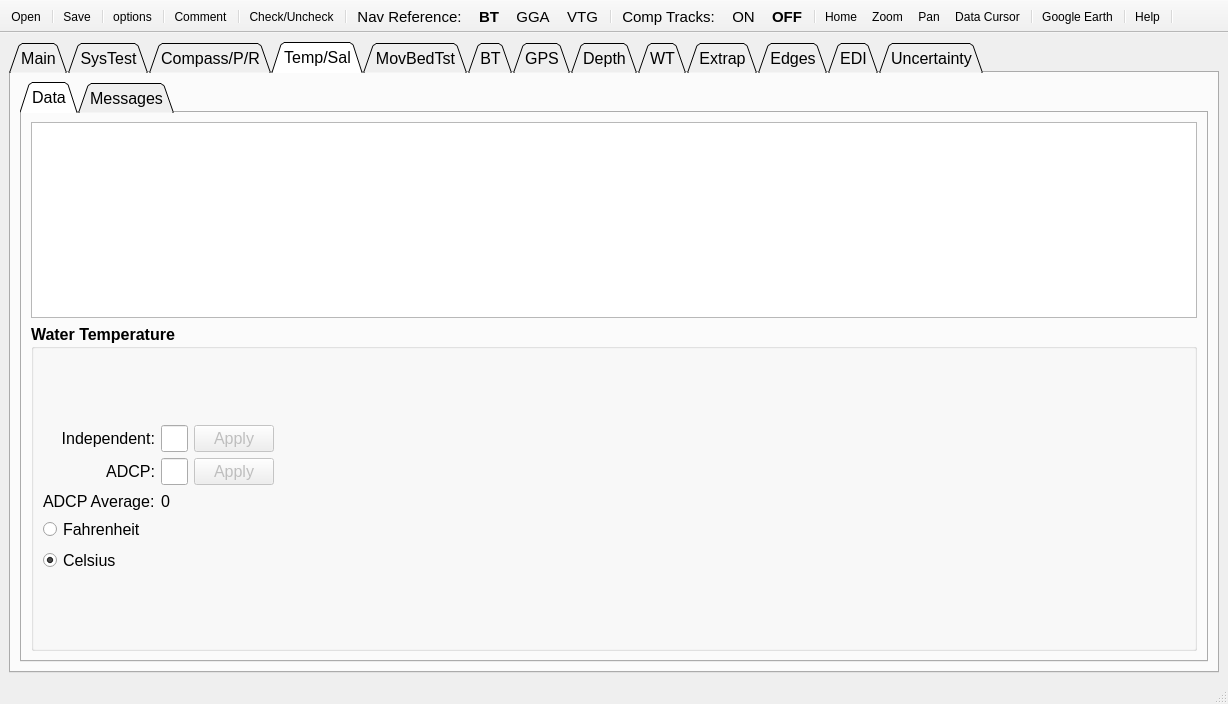
Old version of the form UI/QRev_gui.ui in the repository Sana-hammemi/qrevint.
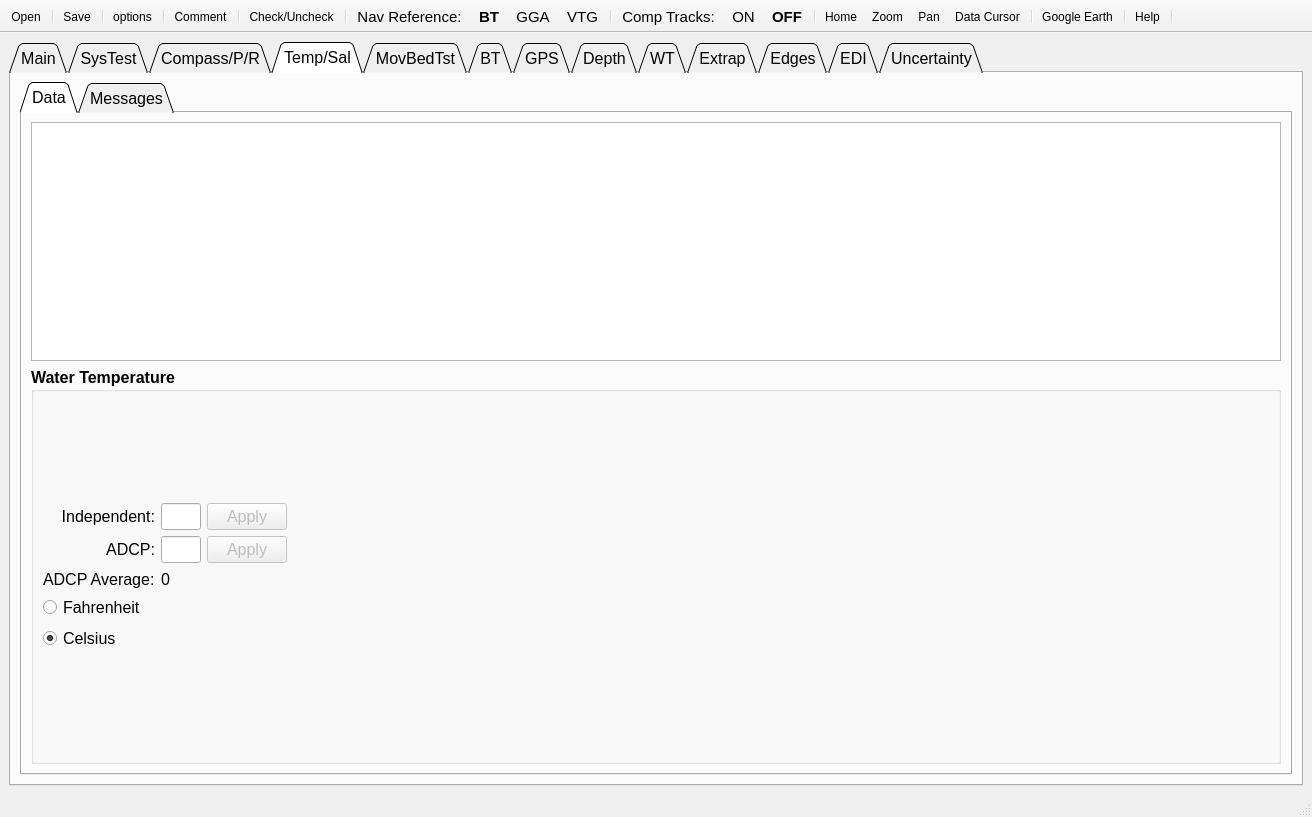
New version of the form. The open tabs and pages were chosen to show the change. Icons and pictures are not drawn.

Commit message: Edited LICENSE, README, QRev.spec, code.json, file_version_info.txt Modified QRev_gui.ui to use new icon

```diff
--- a/UI/QRev_gui.ui
+++ b/UI/QRev_gui.ui
@@ -6,8 +6,8 @@
    <rect>
     <x>0</x>
     <y>0</y>
-    <width>1228</width>
-    <height>674</height>
+    <width>1312</width>
+    <height>817</height>
    </rect>
   </property>
   <property name="palette">
@@ -1092,6 +1092,7 @@
                <widget class="QGroupBox" name="gb_temp">
                 <property name="font">
                  <font>
+                  <pointsize>12</pointsize>
                   <weight>75</weight>
                   <bold>true</bold>
                  </font>
@@ -1123,6 +1124,7 @@
                         <widget class="QLabel" name="label_independent">
                          <property name="font">
                           <font>
+                           <pointsize>12</pointsize>
                            <weight>50</weight>
                            <bold>false</bold>
                           </font>
@@ -1139,6 +1141,7 @@
                         <widget class="QLineEdit" name="ed_user_temp">
                          <property name="font">
                           <font>
+                           <pointsize>12</pointsize>
                            <weight>50</weight>
                            <bold>false</bold>
                           </font>
@@ -1152,6 +1155,7 @@
                          </property>
                          <property name="font">
                           <font>
+                           <pointsize>12</pointsize>
                            <weight>50</weight>
                            <bold>false</bold>
                           </font>
@@ -1165,6 +1169,7 @@
                         <widget class="QLabel" name="label_adcp">
                          <property name="font">
                           <font>
+                           <pointsize>12</pointsize>
                            <weight>50</weight>
                            <bold>false</bold>
                           </font>
@@ -1181,6 +1186,7 @@
                         <widget class="QLineEdit" name="ed_adcp_temp">
                          <property name="font">
                           <font>
+                           <pointsize>12</pointsize>
                            <weight>50</weight>
                            <bold>false</bold>
                           </font>
@@ -1194,6 +1200,7 @@
                          </property>
                          <property name="font">
                           <font>
+                           <pointsize>12</pointsize>
                            <weight>50</weight>
                            <bold>false</bold>
                           </font>
@@ -1207,6 +1214,7 @@
                         <widget class="QLabel" name="label_adcp_avg">
                          <property name="font">
                           <font>
+                           <pointsize>12</pointsize>
                            <weight>50</weight>
                            <bold>false</bold>
                           </font>
@@ -1220,6 +1228,7 @@
                         <widget class="QLabel" name="txt_adcp_avg">
                          <property name="font">
                           <font>
+                           <pointsize>12</pointsize>
                            <weight>50</weight>
                            <bold>false</bold>
                           </font>
@@ -1250,6 +1259,7 @@
                         <widget class="QRadioButton" name="rb_f">
                          <property name="font">
                           <font>
+                           <pointsize>12</pointsize>
                            <weight>50</weight>
                            <bold>false</bold>
                           </font>
@@ -1263,6 +1273,7 @@
                         <widget class="QRadioButton" name="rb_c">
                          <property name="font">
                           <font>
+                           <pointsize>12</pointsize>
                            <weight>50</weight>
                            <bold>false</bold>
                           </font>
```
Left out of the diff: 58 changed lines with no effect on the pictures. The commit also changes 6 other files.
